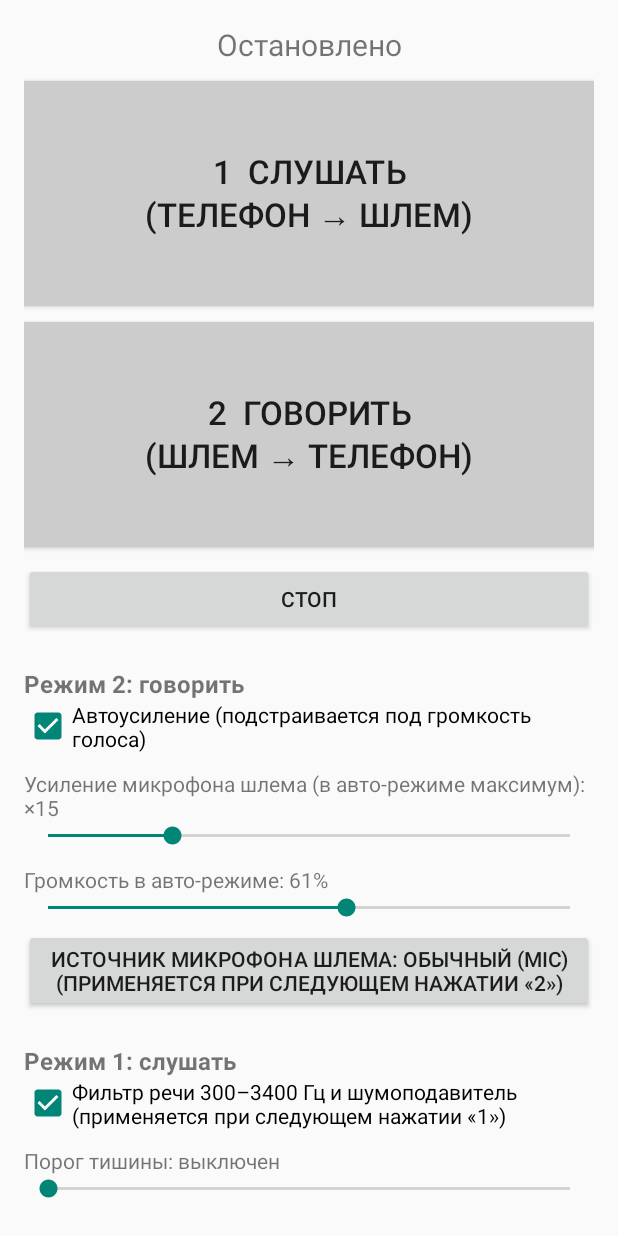
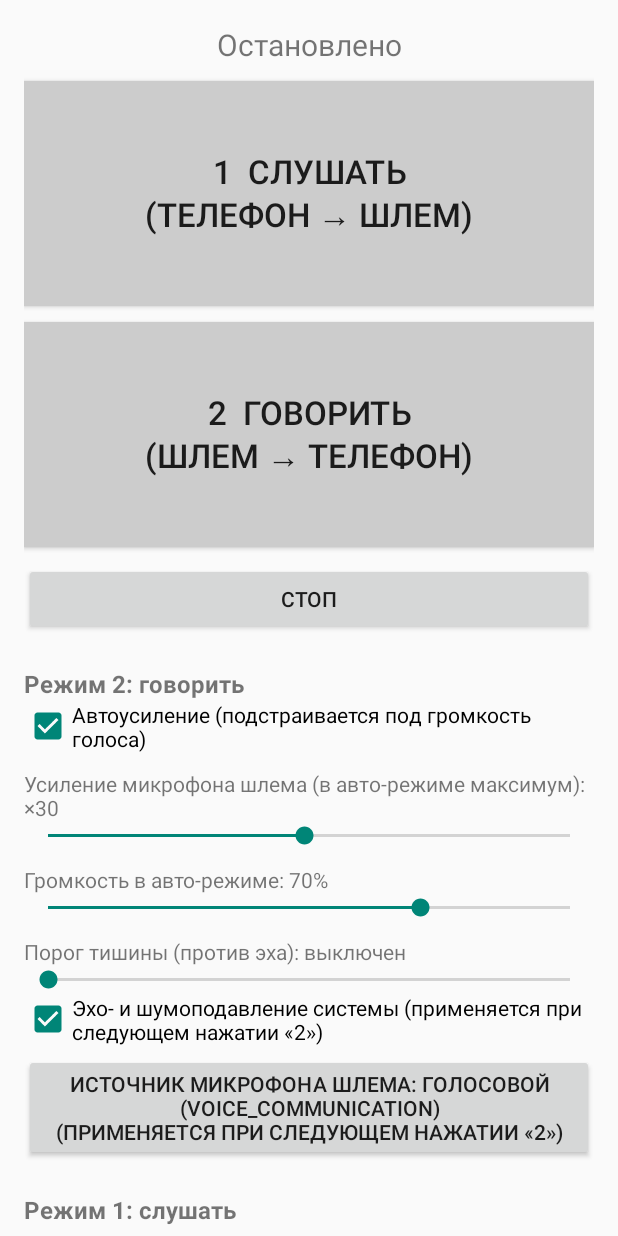
Before and after one commit to wh1tebeardv/cleude_helmet, an Android app: the screen it shows after launch (MainActivity), on a phone screen of 412 x 824 dp. Run offline under Robolectric (Android 15) with nearby library versions, the phone set to English and light mode, and no system bars.

Commit message:
Gate with lookahead and hysteresis, split LISTEN filter/NS, LISTEN gain, TALK gate and AEC, new defaults
Co-Authored-By: Claude Sonnet 5.5 <noreply@anthropic.com>
Claude-Session: https://claude.ai/code/session_01Qsyb9NPsuhCyuGVPyXSc5Q

```diff
--- a/app/src/main/java/com/example/helmetrelay/MainActivity.kt
+++ b/app/src/main/java/com/example/helmetrelay/MainActivity.kt
@@ -70,7 +70,7 @@ class MainActivity : Activity() {
             }
         }, LinearLayout.LayoutParams(-1, -2))
 
-        val gainStep = prefs.getInt("gainStep", 15).coerceIn(1, 60)
+        val gainStep = prefs.getInt("gainStep", 30).coerceIn(1, 60)
         RelayService.talkGain = gainStep.toFloat()
         addSlider(
             root, { "Усиление микрофона шлема (в авто-режиме максимум): ×${it + 1}" },
@@ -80,7 +80,7 @@ class MainActivity : Activity() {
             prefs.edit().putInt("gainStep", it + 1).apply()
         }
 
-        val targetStep = prefs.getInt("targetStep", 12).coerceIn(0, 21)
+        val targetStep = prefs.getInt("targetStep", 15).coerceIn(0, 21)
         RelayService.talkTarget = 8000f + targetStep * 1000f
         addSlider(
             root, { "Громкость в авто-режиме: ${(8000 + it * 1000) * 100 / 32767}%" },
@@ -90,12 +90,33 @@ class MainActivity : Activity() {
             prefs.edit().putInt("targetStep", it).apply()
         }
 
+        val talkGateStep = prefs.getInt("talkGateStep", 0).coerceIn(0, 60)
+        RelayService.talkGate = talkGateStep * 25
+        addSlider(
+            root,
+            { if (it == 0) "Порог тишины (против эха): выключен" else "Порог тишины (против эха): ${it * 25} (пик сигнала, ниже — тишина)" },
+            60, talkGateStep
+        ) {
+            RelayService.talkGate = it * 25
+            prefs.edit().putInt("talkGateStep", it).apply()
+        }
+
+        RelayService.talkEffects = prefs.getBoolean("talkEffects", true)
+        root.addView(CheckBox(this).apply {
+            text = "Эхо- и шумоподавление системы (применяется при следующем нажатии «2»)"
+            isChecked = RelayService.talkEffects
+            setOnCheckedChangeListener { _, checked ->
+                RelayService.talkEffects = checked
+                prefs.edit().putBoolean("talkEffects", checked).apply()
+            }
+        }, LinearLayout.LayoutParams(-1, -2))
+
         val sources = listOf(
             "Голосовой (VOICE_COMMUNICATION)" to MediaRecorder.AudioSource.VOICE_COMMUNICATION,
             "Обычный (MIC)" to MediaRecorder.AudioSource.MIC,
             "Распознавание (VOICE_RECOGNITION)" to MediaRecorder.AudioSource.VOICE_RECOGNITION
         )
-        var srcIdx = prefs.getInt("srcIdx", 1).coerceIn(0, sources.size - 1)
+        var srcIdx = prefs.getInt("srcIdx", 0).coerceIn(0, sources.size - 1)
         RelayService.talkSource = sources[srcIdx].second
         val srcBtn = Button(this)
         fun srcText() = "Источник микрофона шлема: ${sources[srcIdx].first}\n(применяется при следующем нажатии «2»)"
@@ -111,15 +132,35 @@ class MainActivity : Activity() {
         // ---------- настройки режима 1 (телефон → шлем) ----------
         addHeader(root, "Режим 1: слушать")
 
-        RelayService.listenFilter = prefs.getBoolean("filter", true)
+        RelayService.listenFilter = prefs.getBoolean("lfilter", false)
         root.addView(CheckBox(this).apply {
-            text = "Фильтр речи 300–3400 Гц и шумоподавитель (применяется при следующем нажатии «1»)"
+            text = "Фильтр речи 300–3400 Гц"
             isChecked = RelayService.listenFilter
             setOnCheckedChangeListener { _, checked ->
                 RelayService.listenFilter = checked
-                prefs.edit().putBoolean("filter", checked).apply()
+                prefs.edit().putBoolean("lfilter", checked).apply()
             }
         }, LinearLayout.LayoutParams(-1, -2))
+
+        RelayService.listenNs = prefs.getBoolean("lns", false)
+        root.addView(CheckBox(this).apply {
+            text = "Шумоподавитель системы (применяется при следующем нажатии «1»)"
+            isChecked = RelayService.listenNs
+            setOnCheckedChangeListener { _, checked ->
+                RelayService.listenNs = checked
+                prefs.edit().putBoolean("lns", checked).apply()
+            }
+        }, LinearLayout.LayoutParams(-1, -2))
+
+        val listenGainStep = prefs.getInt("listenGainStep", 0).coerceIn(0, 10)
+        RelayService.listenGain = 1f + listenGainStep * 0.5f
+        addSlider(
+            root, { "Усиление звука в шлеме: ×${1f + it * 0.5f}" },
+            10, listenGainStep
+        ) {
+            RelayService.listenGain = 1f + it * 0.5f
+            prefs.edit().putInt("listenGainStep", it).apply()
+        }
 
         val gateStep = prefs.getInt("gateStep", 0).coerceIn(0, 48)
         RelayService.listenGate = gateStep * 250
```
Also changed, not shown: app/src/main/java/com/example/helmetrelay/RelayService.kt (+99 -30 lines).
